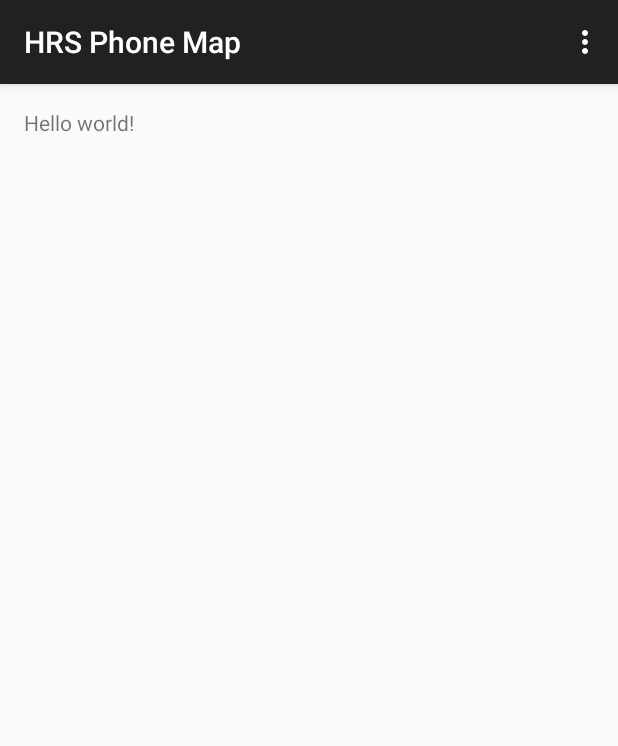
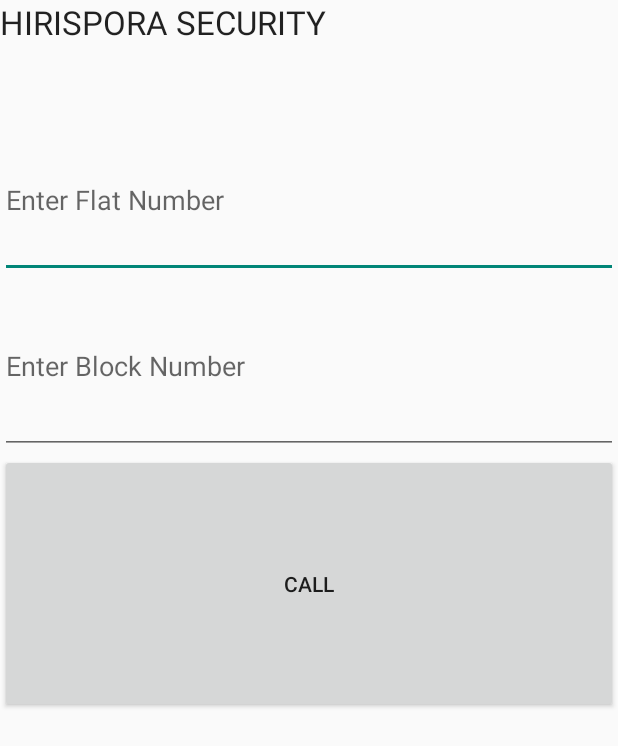
Before and after one commit to varunpatro/hrs-phone-map, an Android app: the screen it shows after launch (MainActivity), on a phone screen of 412 x 824 dp. Shown: the top 746 px of the screen. Run offline under Robolectric (Android 15) with nearby library versions, the phone set to English and light mode, and no system bars.

```diff
--- a/app/src/main/res/layout/activity_main.xml
+++ b/app/src/main/res/layout/activity_main.xml
@@ -1,13 +1,39 @@
-<RelativeLayout xmlns:android="http://schemas.android.com/apk/res/android"
-    xmlns:tools="http://schemas.android.com/tools" android:layout_width="match_parent"
-    android:layout_height="match_parent" android:paddingLeft="@dimen/activity_horizontal_margin"
-    android:paddingRight="@dimen/activity_horizontal_margin"
-    android:paddingTop="@dimen/activity_vertical_margin"
-    android:paddingBottom="@dimen/activity_vertical_margin" tools:context=".MainActivity">
+<LinearLayout xmlns:android="http://schemas.android.com/apk/res/android"
+    android:layout_width="match_parent"
+    android:layout_height="match_parent"
+    android:orientation="vertical"
+    android:weightSum="1">
 
-    <TextView android:text="@string/hello_world" android:layout_width="wrap_content"
+    <TextView
+        android:layout_width="226dp"
         android:layout_height="wrap_content"
-        android:layout_alignParentTop="true"
-        android:layout_alignParentStart="true" />
+        android:textAppearance="?android:attr/textAppearanceLarge"
+        android:text="HIRISPORA SECURITY"
+        android:id="@+id/textView"
+        android:layout_weight="0.08" />
 
-</RelativeLayout>
+    <EditText android:id="@+id/flat"
+        android:width="220px"
+        android:layout_width="fill_parent"
+        android:layout_height="wrap_content"
+        android:hint="Enter Flat Number"
+        android:inputType="number"
+        android:layout_weight="0.09" />
+
+    <EditText android:id="@+id/block"
+        android:width="220px"
+        android:layout_width="fill_parent"
+        android:layout_height="wrap_content"
+        android:hint="Enter Block Number"
+        android:inputType="number"
+        android:layout_weight="0.11" />
+
+    <Button android:id="@+id/makeCall"
+        android:layout_width="match_parent"
+        android:layout_height="wrap_content"
+        android:text="Call"
+        android:layout_weight="0.19"
+        android:layout_gravity="center_horizontal" />
+
+
+</LinearLayout>
--- a/app/src/main/res/values/strings.xml
+++ b/app/src/main/res/values/strings.xml
@@ -1,8 +1,9 @@
 <?xml version="1.0" encoding="utf-8"?>
 <resources>
 
-    <string name="app_name">HRS Phone Map</string>
+    <string name="app_name">PhoneCallDemo</string>
     <string name="hello_world">Hello world!</string>
     <string name="action_settings">Settings</string>
+    <string name="make_call">Call Home</string>
 
 </resources>
```
Also changed, not shown: app/src/main/AndroidManifest.xml (+10 -3 lines), app/src/main/java/com/example/hrsphonemap/MainActivity.java (+66 -19 lines), 1 other file.
